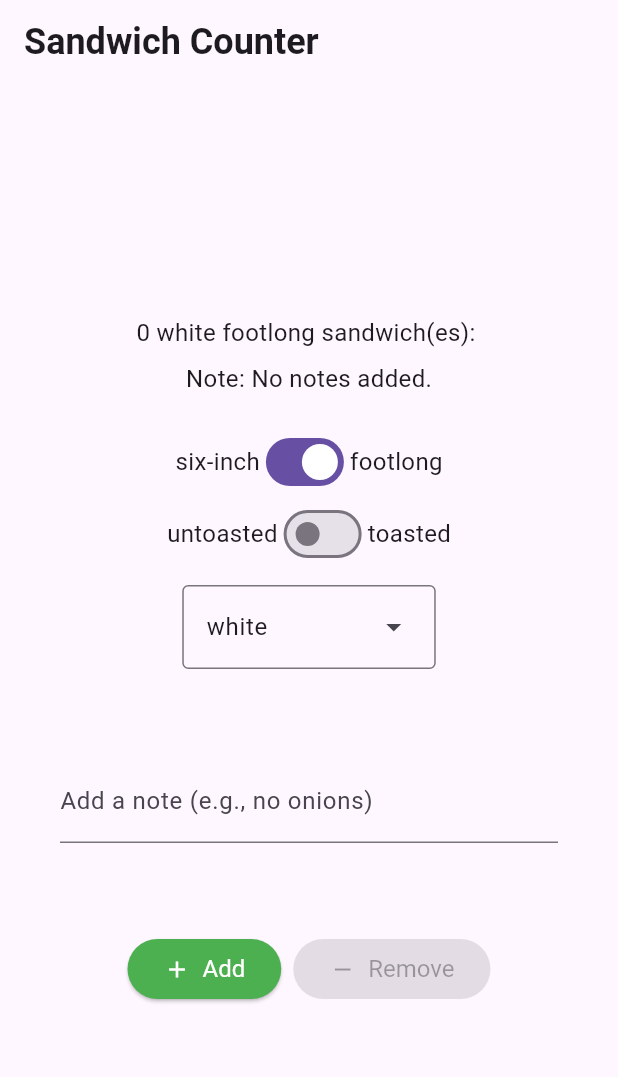
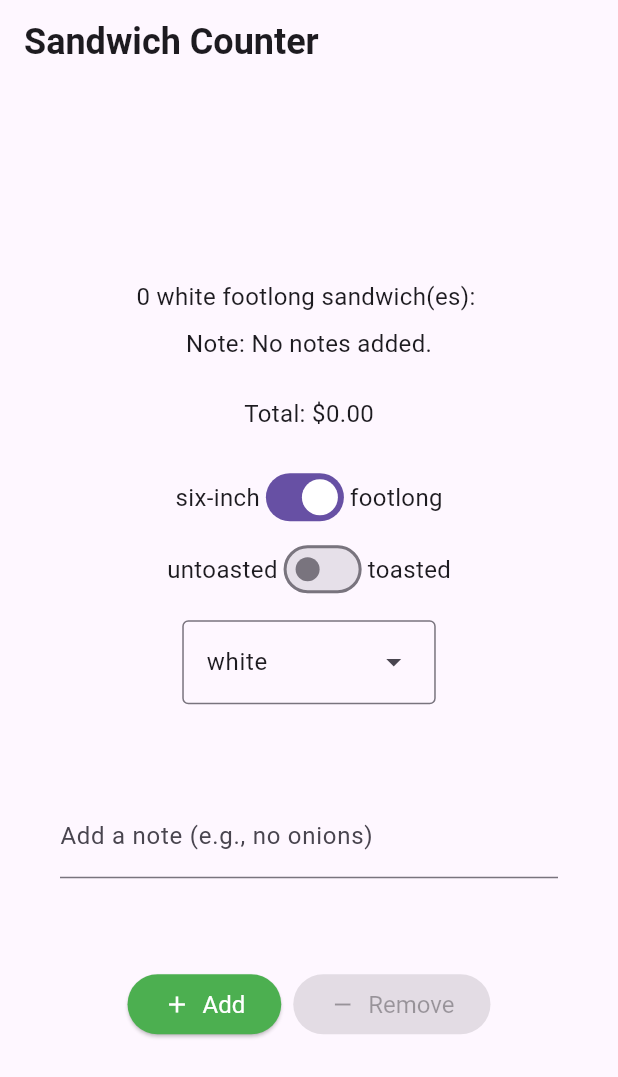
Before and after one commit to James40H/Sandwich_shop, a Flutter app: the screen it shows after launch, on a phone screen of 412 x 824 dp. Shown: the top 1077 px of the screen. Run offline on Flutter 3.47's test engine with Material 3 defaults, Android fonts, the phone set to English and light mode, and no system bars.

Commit message:
compleate worksheet 4

```diff
--- a/lib/main.dart
+++ b/lib/main.dart
@@ -2,7 +2,7 @@ import 'package:flutter/material.dart';
 
 import 'package:sandwich_shop/views/app_styles.dart';
 import 'package:sandwich_shop/repositories/order_repository.dart';
-import 'package:sandwich_shop/repositories/Pricing_repository.dart';
+import 'package:sandwich_shop/repositories/pricing_repository.dart';
 
 enum BreadType { white, wheat, wholemeal }
 
@@ -24,8 +24,9 @@ class App extends StatelessWidget {
 
 class OrderScreen extends StatefulWidget {
   final int maxQuantity;
+  final double basePrice;
 
-  const OrderScreen({super.key, this.maxQuantity = 10});
+  const OrderScreen({super.key, this.maxQuantity = 10, this.basePrice = 7.0});
 
   @override
   State<OrderScreen> createState() {
@@ -35,6 +36,7 @@ class OrderScreen extends StatefulWidget {
 
 class _OrderScreenState extends State<OrderScreen> {
   late final OrderRepository _orderRepository;
+  late final PricingRepository _pricingRepository;
   final TextEditingController _notesController = TextEditingController();
   bool _isFootlong = true;
   BreadType _selectedBreadType = BreadType.white;
@@ -44,6 +46,7 @@ class _OrderScreenState extends State<OrderScreen> {
   void initState() {
     super.initState();
     _orderRepository = OrderRepository(maxQuantity: widget.maxQuantity);
+    _pricingRepository = PricingRepository();
     _notesController.addListener(() {
       setState(() {});
     });
@@ -105,6 +108,12 @@ class _OrderScreenState extends State<OrderScreen> {
       noteForDisplay = _notesController.text;
     }
 
+    final double pricePerItem = _pricingRepository.getSandwichPrice(
+      isFootlong: _isFootlong,
+      sandwichType: sandwichType,
+    );
+    final double totalPrice = pricePerItem * _orderRepository.quantity;
+
     return Scaffold(
       appBar: AppBar(
         title: const Text(
@@ -121,6 +130,13 @@ class _OrderScreenState extends State<OrderScreen> {
               itemType: sandwichType,
               breadType: _selectedBreadType,
               orderNote: noteForDisplay,
+            ),
+            const SizedBox(height: 20),
+
+            const SizedBox(height: 4),
+            Text(
+              'Total: \$${totalPrice.toStringAsFixed(2)}',
+              style: normalText,
             ),
             const SizedBox(height: 20),
             Row(
--- a/lib/repositories/Pricing_Repository.dart
+++ b/lib/repositories/Pricing_Repository.dart
@@ -13,11 +13,6 @@ class PricingRepository {
     }
 
 
-
-
-
-
-
     return basePrice;
   }
 }
```
